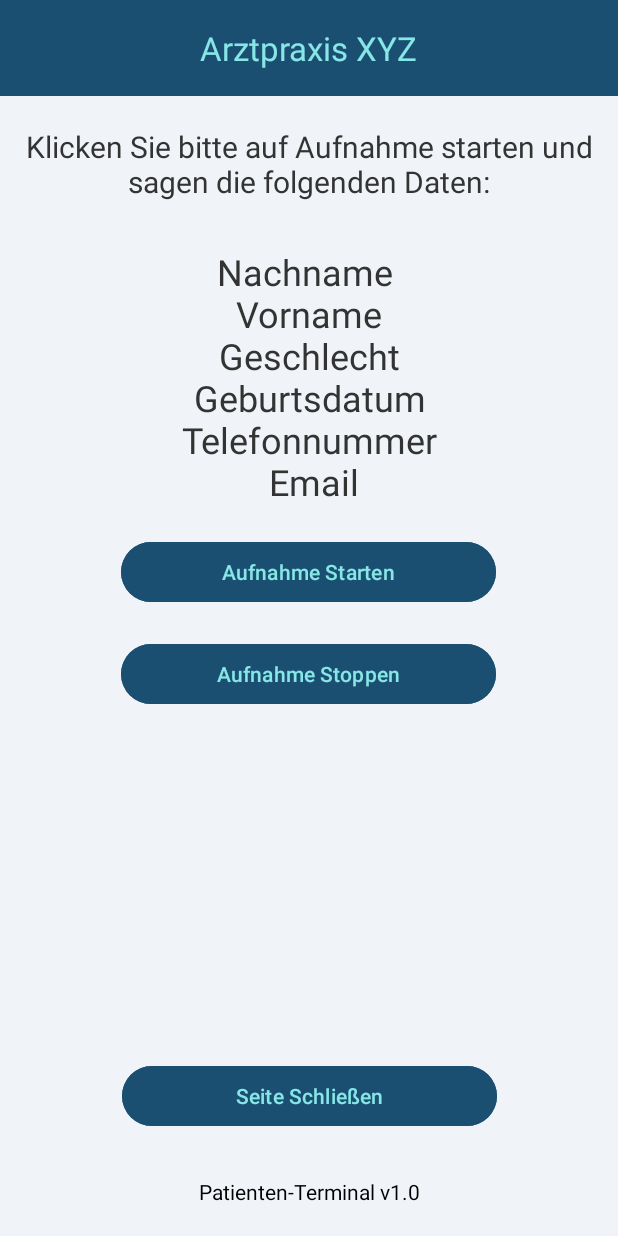
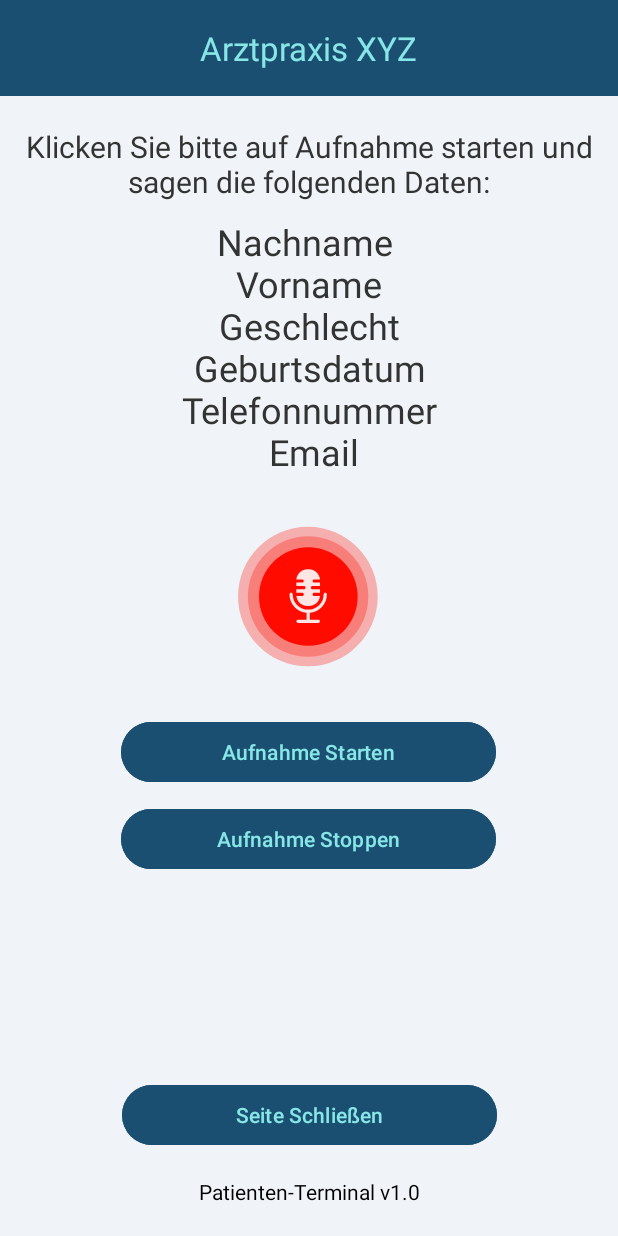
Before and after one commit to PhHagel/SmartphoneEntwicklung, an Android app: the RecordActivity screen opened directly, with no data from a screen before it, after a tap on "Aufnahme Starten", on a phone screen of 412 x 824 dp. Run offline under Robolectric (Android 15) with nearby library versions, the phone set to English and light mode, and no system bars.

Commit message:
Audio abspielen getestet Animation für Audioaufnahme erstellt build.gradle warnings entfernt

```diff
--- a/app/src/main/java/com/philipp/dv_projekt/RecordActivity.java
+++ b/app/src/main/java/com/philipp/dv_projekt/RecordActivity.java
@@ -4,11 +4,12 @@ import android.app.Dialog;
 import android.content.Intent;
 import android.media.MediaRecorder;
 import android.os.Bundle;
+import android.view.View;
 import android.widget.Button;
 import android.widget.TextView;
 import android.widget.Toast;
 import androidx.appcompat.app.AppCompatActivity;
-
+import com.airbnb.lottie.LottieAnimationView;
 import java.io.File;
 import java.io.IOException;
 import java.util.Objects;
@@ -31,6 +32,9 @@ public class RecordActivity extends AppCompatActivity {
 
         stopBtn.setEnabled(false);
 
+        LottieAnimationView aufnahmeAnimation = findViewById(R.id.aufnahmeAnimation);
+
+
         startBtn.setOnClickListener(v -> {
             String audioFileName = "audio_" + System.currentTimeMillis();
             filePath = Objects.requireNonNull(getExternalFilesDir(null)).getAbsolutePath() + "/" + audioFileName + ".m4a";
@@ -46,6 +50,10 @@ public class RecordActivity extends AppCompatActivity {
                 recorder.start();
                 startBtn.setEnabled(false);
                 stopBtn.setEnabled(true);
+
+                aufnahmeAnimation.setVisibility(View.VISIBLE);
+                aufnahmeAnimation.playAnimation();
+                aufnahmeAnimation.setRepeatCount(3000);
             } catch (IOException e) {
                 Toast.makeText(this, "❌ Fehler beim Starten der Aufnahme", Toast.LENGTH_SHORT).show();
             }
@@ -54,6 +62,9 @@ public class RecordActivity extends AppCompatActivity {
         stopBtn.setOnClickListener(v -> {
             try {
                 recorder.stop();
+                aufnahmeAnimation.cancelAnimation();
+                aufnahmeAnimation.setProgress(0f);
+                aufnahmeAnimation.setVisibility(View.INVISIBLE);
             } catch (RuntimeException e) {
                 Toast.makeText(this, "❌ Fehler beim Stoppen der Aufnahme", Toast.LENGTH_SHORT).show();
             }
--- a/app/src/main/res/layout/activity_record.xml
+++ b/app/src/main/res/layout/activity_record.xml
@@ -37,7 +37,7 @@
         android:id="@+id/DatenText"
         android:layout_width="match_parent"
         android:layout_height="wrap_content"
-        android:layout_marginTop="30dp"
+        android:layout_marginTop="10dp"
         android:text="@string/nachname_n_vorname_n_geschlecht_n_geburtsdatum_n_telefonnummer_n_email"
         android:textAlignment="center"
         android:textColor="#333333"
@@ -47,24 +47,36 @@
         app:layout_constraintStart_toStartOf="parent"
         app:layout_constraintTop_toBottomOf="@id/infoText" />
 
+    <com.airbnb.lottie.LottieAnimationView
+        android:id="@+id/aufnahmeAnimation"
+        android:visibility="invisible"
+        android:layout_width="100dp"
+        android:layout_height="100dp"
+        android:layout_marginTop="30dp"
+        app:layout_constraintEnd_toEndOf="parent"
+        app:layout_constraintHorizontal_bias="0.498"
+        app:layout_constraintStart_toStartOf="parent"
+        app:layout_constraintTop_toBottomOf="@id/DatenText"
+        app:lottie_rawRes="@raw/aufnahme" />
+
     <Button
         android:id="@+id/btn_start_recording"
         android:layout_width="250dp"
         android:layout_height="wrap_content"
-        android:layout_marginTop="20dp"
+        android:layout_marginTop="30dp"
         android:backgroundTint="@color/primaryBlue"
         android:text="@string/aufnahme_starten"
         android:textColor="@color/lightBlue"
         app:layout_constraintEnd_toEndOf="parent"
         app:layout_constraintHorizontal_bias="0.496"
         app:layout_constraintStart_toStartOf="parent"
-        app:layout_constraintTop_toBottomOf="@id/DatenText" />
+        app:layout_constraintTop_toBottomOf="@id/aufnahmeAnimation" />
 
     <Button
         android:id="@+id/btn_stop_recording"
         android:layout_width="250dp"
         android:layout_height="wrap_content"
-        android:layout_marginTop="20dp"
+        android:layout_marginTop="10dp"
         android:backgroundTint="@color/primaryBlue"
         android:enabled="false"
         android:text="@string/aufnahme_stoppen"
--- a/app/src/main/res/values/strings.xml
+++ b/app/src/main/res/values/strings.xml
@@ -6,7 +6,7 @@
     <string name="next">Next</string>
     <string name="previous">Previous</string>
     <string name="bild_aufnehmen">Bild aufnehmen</string>
-    <string name="l_schen">Löschen</string>
+    <string name="l_schen">Neuer Versuch</string>
     <string name="akzeptieren">Akzeptieren</string>
     <string name="imageshow">ImageShow</string>
     <string name="show_image">Show Image</string>
```
Also changed, not shown: app/build.gradle (+5 -6 lines), app/src/main/java/com/philipp/dv_projekt/MainActivity.java (+17 -2 lines), app/src/main/res/raw/aufnahme.json (added, +1 -0 lines), gradle/libs.versions.toml (+8 -0 lines), 1 other file.
